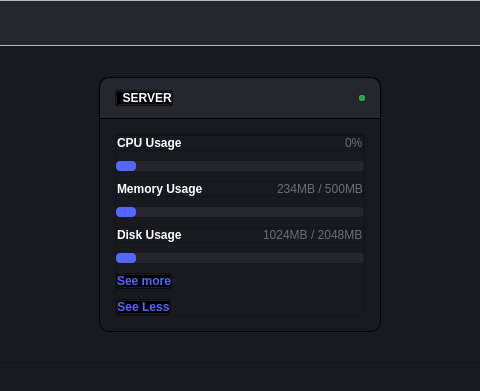
Above: main.ui from thebadsektor/intelligent_management_system before the change; both pictures show x 271 to 751 and y 0 to 391 of the 970 by 654 pixel window. Below: the same form after it.
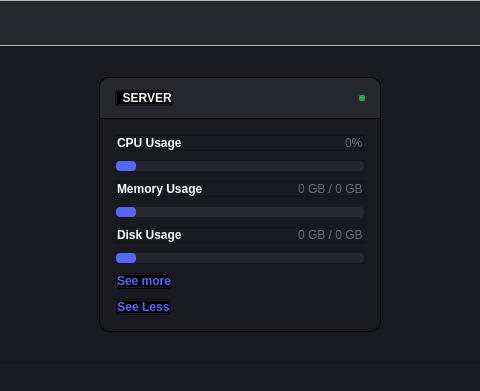
That is the form after the change. The open tabs and pages were chosen to show the change. Icons and pictures are not drawn.

Commit message: dev idle shutdown

Diff of the .ui file:
```diff
--- a/main.ui
+++ b/main.ui
@@ -806,7 +806,8 @@
                <widget class="QFrame" name="cardContent">
                 <property name="styleSheet">
                  <string notr="true">QFrame#cardContent {
-	margin: 15px;
+	padding: 15px;
+	background-color: transparent;
 }</string>
                 </property>
                 <property name="frameShape">
@@ -1034,7 +1035,7 @@
 </string>
                       </property>
                       <property name="text">
-                       <string>234MB / 500MB</string>
+                       <string>0 GB / 0 GB</string>
                       </property>
                      </widget>
                     </item>
@@ -1171,7 +1172,7 @@
 </string>
                       </property>
                       <property name="text">
-                       <string>1024MB / 2048MB</string>
+                       <string>0 GB / 0 GB</string>
                       </property>
                      </widget>
                     </item>
```
The commit also changes 1 other file.
